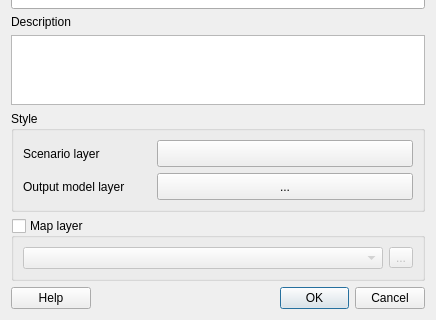
First picture: the form in src/cplus_plugin/ui/activity_editor_dialog.ui, repository ConservationInternational/cplus-plugin, before the edit; both pictures show x 0 to 436 and y 150 to 470 of the 436 by 470 pixel window.
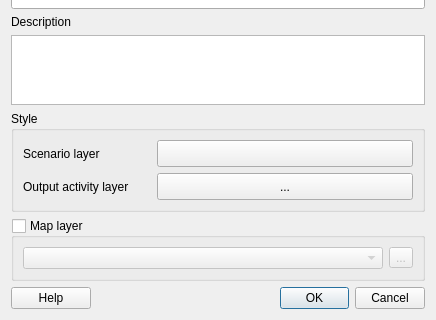
Second picture: the form after the edit. Custom widgets are drawn as their Qt base class.

Commit message: Changes from implementation model to activity.

Diff of the .ui file:
```diff
--- a/src/cplus_plugin/ui/activity_editor_dialog.ui
+++ b/src/cplus_plugin/ui/activity_editor_dialog.ui
@@ -121,7 +121,7 @@
       <item row="1" column="0">
        <widget class="QLabel" name="label_4">
         <property name="text">
-         <string>Output model layer</string>
+         <string>Output activity layer</string>
         </property>
        </widget>
       </item>
```
The commit also changes 1 other file.
